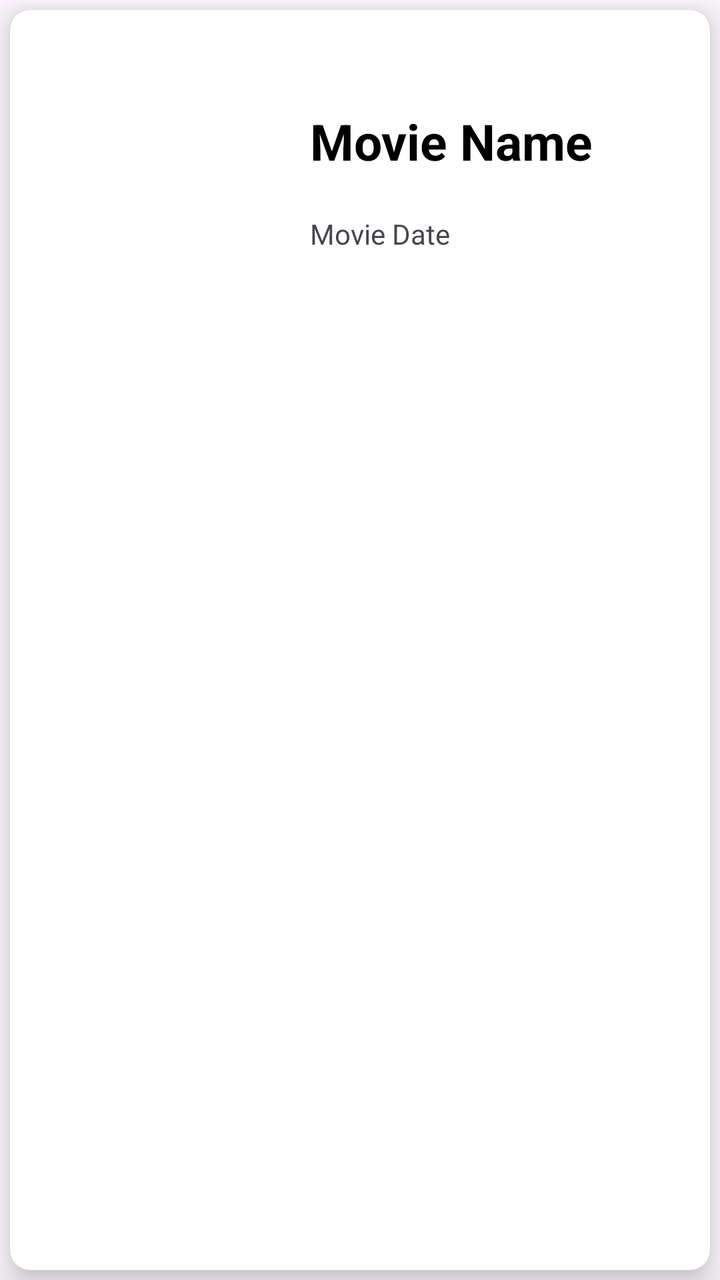
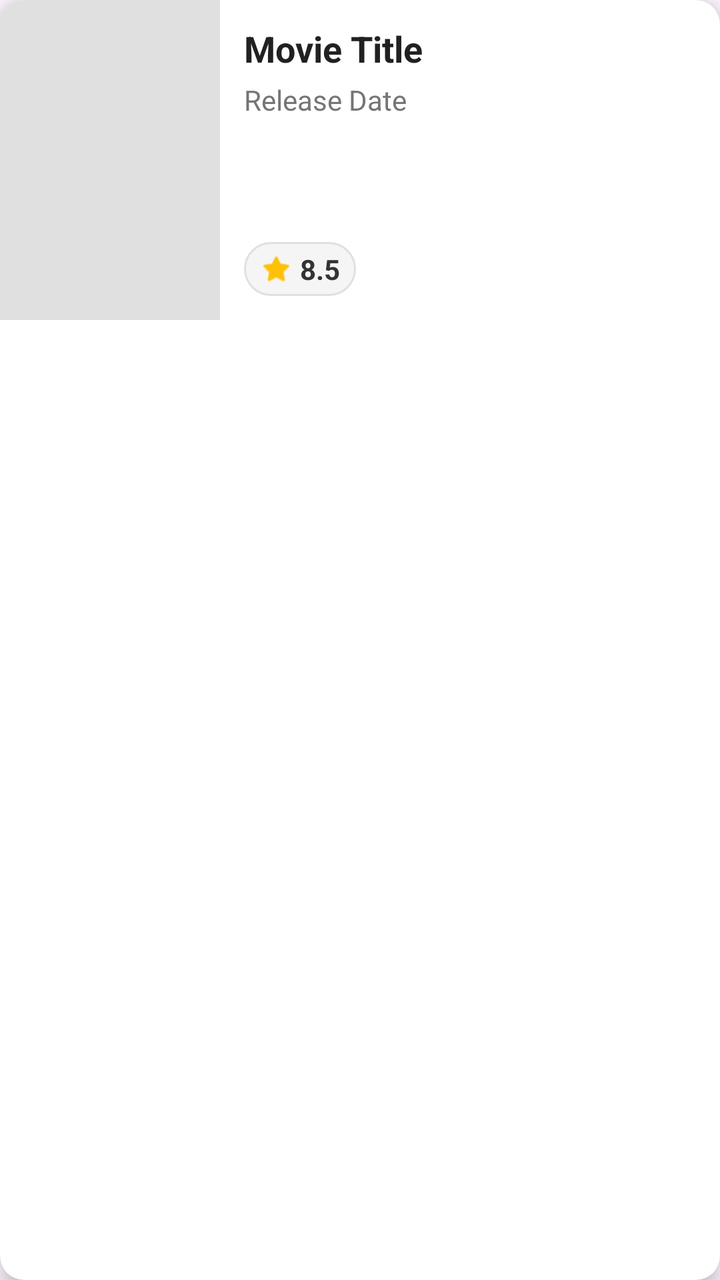

An Android layout rendered at two revisions. The XML below is the earlier revision; the diff shows what the commit changed to produce the second picture.
<!-- AndroidManifest.xml: application theme Theme.MoviesApp_Part2_YassineJaabouk -->
<!-- res/layout/activity_movie_item_list.xml -->
<?xml version="1.0" encoding="utf-8"?>
<LinearLayout
    xmlns:android="http://schemas.android.com/apk/res/android"
    xmlns:app="http://schemas.android.com/apk/res-auto"
    android:layout_width="match_parent"
    android:orientation="vertical"
    android:layout_height="wrap_content">

    <androidx.cardview.widget.CardView
        app:cardElevation="10dp"
        app:cardCornerRadius="10dp"
        android:layout_margin="5dp"
        app:cardBackgroundColor="#FFFFFF"
        android:layout_width="match_parent"
        android:layout_height="match_parent">

        <LinearLayout
            android:orientation="horizontal"
            android:layout_width="match_parent"
            android:layout_height="wrap_content">

            <ImageView
                android:layout_margin="10dp"
                android:id="@+id/imageview"
                android:layout_width="120dp"
                android:layout_height="150dp"/>

            <LinearLayout
                android:layout_weight="1"
                android:gravity="center"
                android:orientation="vertical"
                android:layout_width="match_parent"
                android:layout_height="match_parent">

                <TextView
                    android:id="@+id/textName"
                    android:textColor="#000"
                    android:textStyle="bold"
                    android:textSize="25sp"
                    android:layout_margin="10dp"
                    android:text="Movie Name"
                    android:layout_width="match_parent"
                    android:layout_height="wrap_content"/>

                <TextView
                    android:id="@+id/textdate"
                    android:layout_margin="10dp"
                    android:text="Movie Date"
                    android:layout_width="match_parent"
                    android:layout_height="wrap_content"/>

            </LinearLayout>
        </LinearLayout>
    </androidx.cardview.widget.CardView>
</LinearLayout>
<!-- resources referenced by this layout -->
<resources>
  <style name="Theme.MoviesApp_Part2_YassineJaabouk" parent="Base.Theme.MoviesApp_Part2_YassineJaabouk" />
  <style name="Base.Theme.MoviesApp_Part2_YassineJaabouk" parent="Theme.Material3.DayNight.NoActionBar">
          
          
      </style>
</resources>

<!-- the commit's change to res/layout/activity_movie_item_list.xml (unified diff, before → after) -->
@@ -1,55 +1,82 @@
 <?xml version="1.0" encoding="utf-8"?>
-<LinearLayout
-    xmlns:android="http://schemas.android.com/apk/res/android"
+<androidx.cardview.widget.CardView xmlns:android="http://schemas.android.com/apk/res/android"
     xmlns:app="http://schemas.android.com/apk/res-auto"
     android:layout_width="match_parent"
-    android:orientation="vertical"
-    android:layout_height="wrap_content">
+    android:layout_height="wrap_content"
+    android:layout_margin="8dp"
+    app:cardCornerRadius="12dp"
+    app:cardElevation="6dp">
 
-    <androidx.cardview.widget.CardView
-        app:cardElevation="10dp"
-        app:cardCornerRadius="10dp"
-        android:layout_margin="5dp"
-        app:cardBackgroundColor="#FFFFFF"
+    <LinearLayout
         android:layout_width="match_parent"
-        android:layout_height="match_parent">
+        android:layout_height="wrap_content"
+        android:orientation="horizontal"
+        android:background="?attr/selectableItemBackground">
+
+        <ImageView
+            android:id="@+id/imageview"
+            android:layout_width="110dp"
+            android:layout_height="160dp"
+            android:scaleType="centerCrop"
+            android:background="#E0E0E0" />
 
         <LinearLayout
-            android:orientation="horizontal"
-            android:layout_width="match_parent"
-            android:layout_height="wrap_content">
+            android:layout_width="0dp"
+            android:layout_height="match_parent"
+            android:layout_weight="1"
+            android:orientation="vertical"
+            android:padding="12dp">
 
-            <ImageView
-                android:layout_margin="10dp"
-                android:id="@+id/imageview"
-                android:layout_width="120dp"
-                android:layout_height="150dp"/>
+            <TextView
+                android:id="@+id/textName"
+                android:layout_width="match_parent"
+                android:layout_height="wrap_content"
+                android:ellipsize="end"
+                android:maxLines="2"
+                android:textColor="#212121"
+                android:textSize="18sp"
+                android:textStyle="bold"
+                android:text="Movie Title" />
+
+            <TextView
+                android:id="@+id/textdate"
+                android:layout_width="match_parent"
+                android:layout_height="wrap_content"
+                android:layout_marginTop="4dp"
+                android:textColor="#757575"
+                android:textSize="14sp"
+                android:text="Release Date" />
+
+            <View
+                android:layout_width="match_parent"
+                android:layout_height="0dp"
+                android:layout_weight="1" />
 
             <LinearLayout
-                android:layout_weight="1"
-                android:gravity="center"
-                android:orientation="vertical"
-                android:layout_width="match_parent"
-                android:layout_height="match_parent">
+                android:layout_width="wrap_content"
+                android:layout_height="wrap_content"
+                android:orientation="horizontal"
+                android:gravity="center_vertical"
+                android:background="@drawable/rating_background"
+                android:paddingHorizontal="8dp"
+                android:paddingVertical="4dp">
+
+                <ImageView
+                    android:layout_width="16dp"
+                    android:layout_height="16dp"
+                    android:src="@android:drawable/btn_star_big_on"
+                    app:tint="#FFC107" />
 
                 <TextView
-                    android:id="@+id/textName"
-                    android:textColor="#000"
+                    android:id="@+id/textRating"
+                    android:layout_width="wrap_content"
+                    android:layout_height="wrap_content"
+                    android:layout_marginStart="4dp"
+                    android:textColor="#333"
+                    android:textSize="14sp"
                     android:textStyle="bold"
-                    android:textSize="25sp"
-                    android:layout_margin="10dp"
-                    android:text="Movie Name"
-                    android:layout_width="match_parent"
-                    android:layout_height="wrap_content"/>
-
-                <TextView
-                    android:id="@+id/textdate"
-                    android:layout_margin="10dp"
-                    android:text="Movie Date"
-                    android:layout_width="match_parent"
-                    android:layout_height="wrap_content"/>
-
+                    android:text="8.5" />
             </LinearLayout>
         </LinearLayout>
-    </androidx.cardview.widget.CardView>
-</LinearLayout>
+    </LinearLayout>
+</androidx.cardview.widget.CardView>
<!-- resource entries referenced after the edit -->
@@ -1,5 +1,12 @@
 <!-- resources referenced by this layout -->
 <resources>
+  <!-- drawable rating_background (drawable) -->
+  <?xml version="1.0" encoding="utf-8"?>
+  <shape xmlns:android="http://schemas.android.com/apk/res/android">
+      <solid android:color="#F5F5F5"/>
+      <corners android:radius="16dp"/>
+      <stroke android:width="1dp" android:color="#E0E0E0"/>
+  </shape>
   <style name="Theme.MoviesApp_Part2_YassineJaabouk" parent="Base.Theme.MoviesApp_Part2_YassineJaabouk" />
   <style name="Base.Theme.MoviesApp_Part2_YassineJaabouk" parent="Theme.Material3.DayNight.NoActionBar">
           
